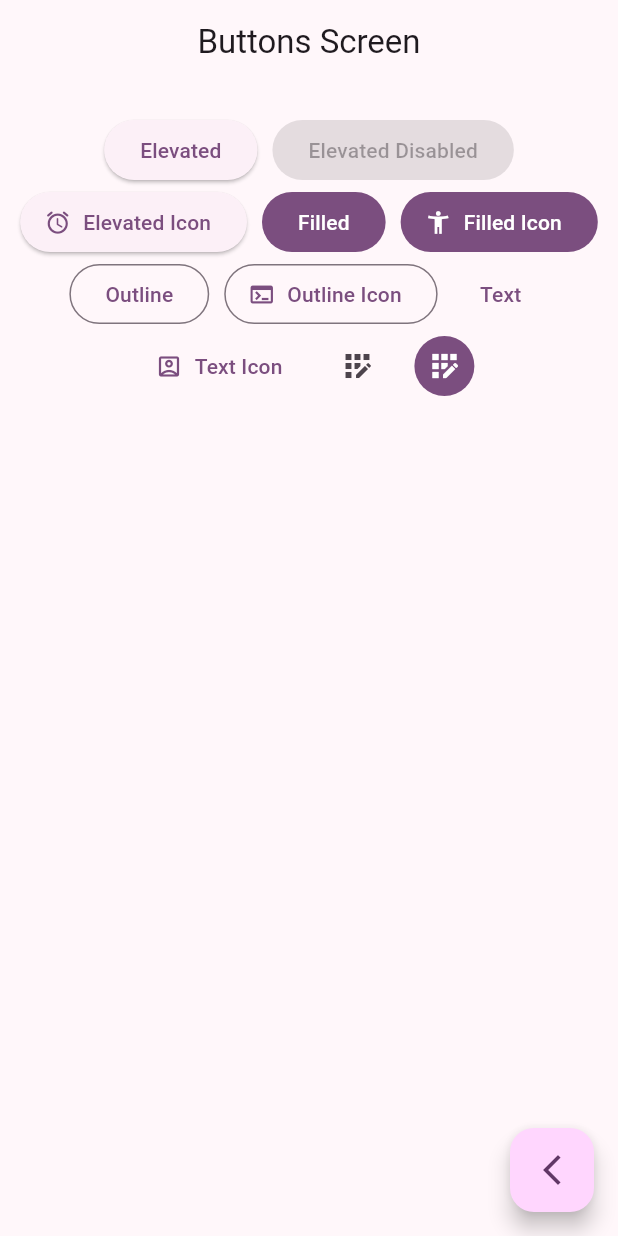
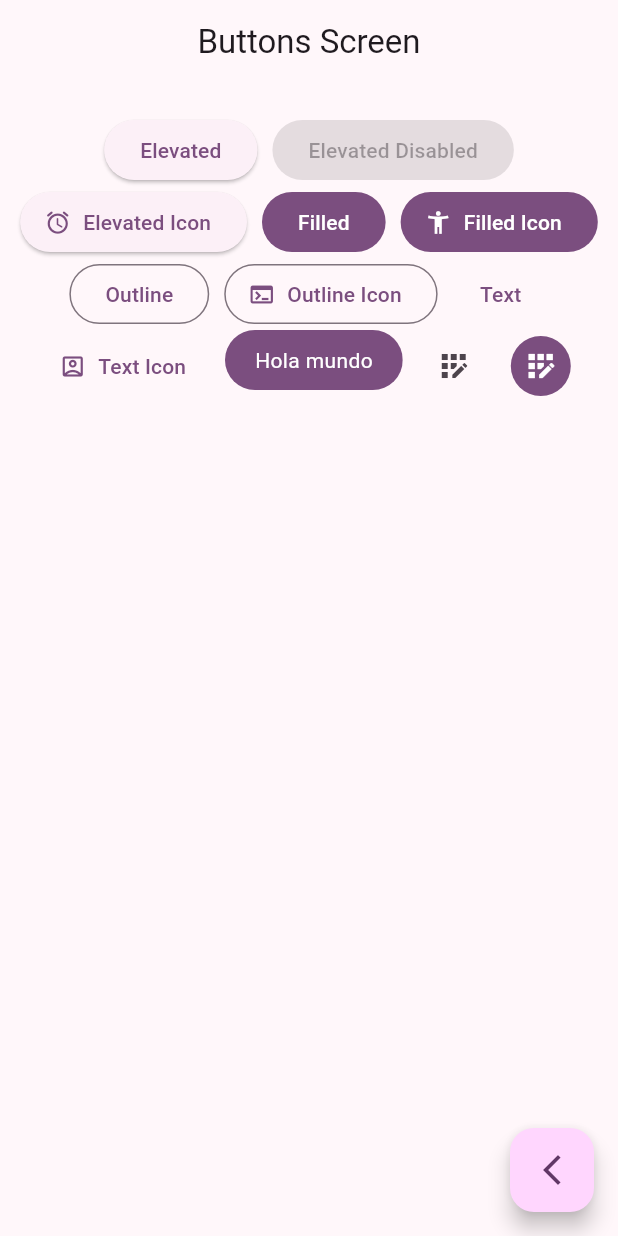
Before and after one commit to jhoncar7/widgets-flutter, a Flutter app: the ButtonsScreen screen opened by its route, on a phone screen of 412 x 824 dp. Run offline on Flutter 3.47's test engine with Material 2 defaults, Android fonts, the phone set to English and light mode, and no system bars; our stand-ins replace go_router.

Commit message:
boton personalizado (custom button)

```diff
--- a/lib/presentation/screens/buttons/buttons_screen.dart
+++ b/lib/presentation/screens/buttons/buttons_screen.dart
@@ -28,7 +28,6 @@ class _ButtonsView extends StatelessWidget {
 
   @override
   Widget build(BuildContext context) {
-
     final colors = Theme.of(context).colorScheme;
 
     return SizedBox(
@@ -40,22 +39,64 @@ class _ButtonsView extends StatelessWidget {
           alignment: WrapAlignment.center,
           children: [
             ElevatedButton(onPressed: () {}, child: const Text('Elevated')),
-            const ElevatedButton(onPressed: null, child: Text('Elevated Disabled')),
-            ElevatedButton.icon(onPressed: (){}, icon: const Icon(Icons.access_alarm_rounded), label:const Text('Elevated Icon')),
-            FilledButton(onPressed: (){}, child: const Text('Filled')),
-            FilledButton.icon(onPressed: (){}, icon: const Icon(Icons.accessibility_new), label:const Text('Filled Icon')),
-            OutlinedButton(onPressed: (){}, child: const Text('Outline')),
-            OutlinedButton.icon(onPressed: (){}, icon: const Icon(Icons.terminal), label:const Text('Outline Icon')),
-            TextButton(onPressed: (){}, child: const Text('Text')),
-            TextButton.icon(onPressed: (){}, icon: const Icon(Icons.account_box_outlined), label:const Text('Text Icon')),
-
-            // TODO: custom button
-
-            IconButton(onPressed: (){}, icon: const Icon(Icons.app_registration_outlined)),
-            IconButton(onPressed: (){}, icon: const Icon(Icons.app_registration_outlined), style: ButtonStyle(backgroundColor: MaterialStatePropertyAll(colors.primary), iconColor: const MaterialStatePropertyAll(Colors.white)),),
+            const ElevatedButton(
+                onPressed: null, child: Text('Elevated Disabled')),
+            ElevatedButton.icon(
+                onPressed: () {},
+                icon: const Icon(Icons.access_alarm_rounded),
+                label: const Text('Elevated Icon')),
+            FilledButton(onPressed: () {}, child: const Text('Filled')),
+            FilledButton.icon(
+                onPressed: () {},
+                icon: const Icon(Icons.accessibility_new),
+                label: const Text('Filled Icon')),
+            OutlinedButton(onPressed: () {}, child: const Text('Outline')),
+            OutlinedButton.icon(
+                onPressed: () {},
+                icon: const Icon(Icons.terminal),
+                label: const Text('Outline Icon')),
+            TextButton(onPressed: () {}, child: const Text('Text')),
+            TextButton.icon(
+                onPressed: () {},
+                icon: const Icon(Icons.account_box_outlined),
+                label: const Text('Text Icon')),
+            const CustomButton(),
+            IconButton(
+                onPressed: () {},
+                icon: const Icon(Icons.app_registration_outlined)),
+            IconButton(
+              onPressed: () {},
+              icon: const Icon(Icons.app_registration_outlined),
+              style: ButtonStyle(
+                  backgroundColor: MaterialStatePropertyAll(colors.primary),
+                  iconColor: const MaterialStatePropertyAll(Colors.white)),
+            ),
           ],
         ),
       ),
     );
   }
 }
+
+class CustomButton extends StatelessWidget {
+  const CustomButton({super.key});
+
+  @override
+  Widget build(BuildContext context) {
+
+    final colors = Theme.of(context).colorScheme;
+
+    return ClipRRect(
+      borderRadius: BorderRadius.circular(20),
+      child: Material(
+        color: colors.primary,
+        child: InkWell(
+          onTap: () { },
+          child: const Padding(
+              padding: EdgeInsets.symmetric(horizontal: 20, vertical: 10),
+              child: Text('Hola mundo', style: TextStyle(color: Colors.white),)),
+        ),
+      ),
+    );
+  }
+}
```
